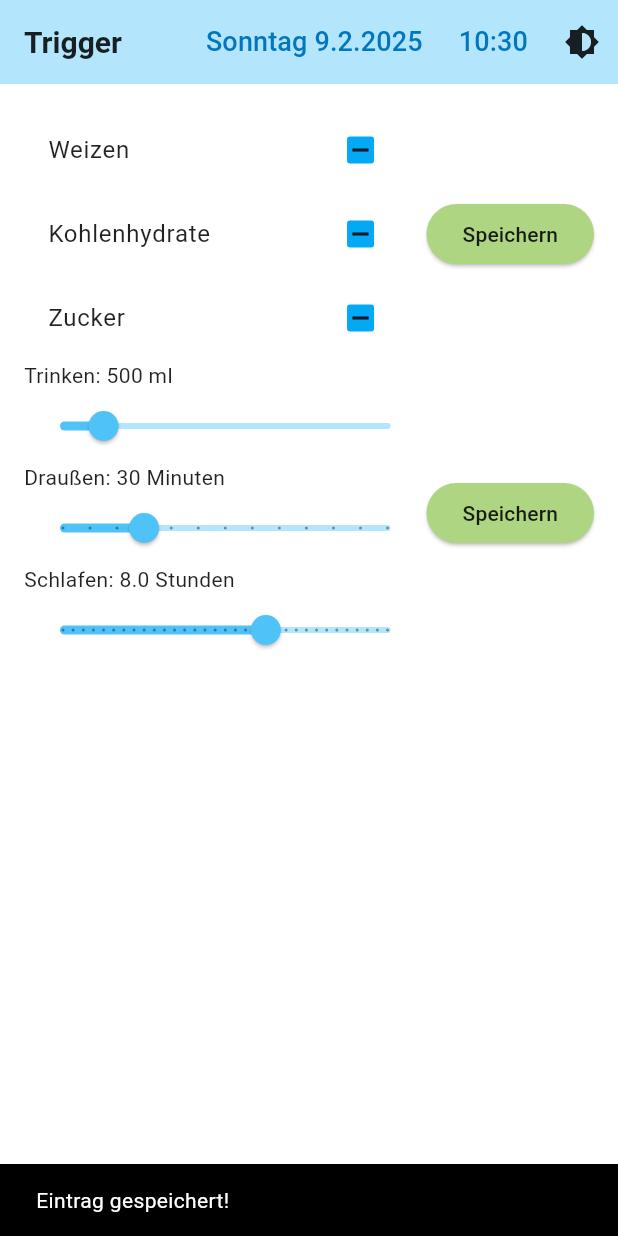
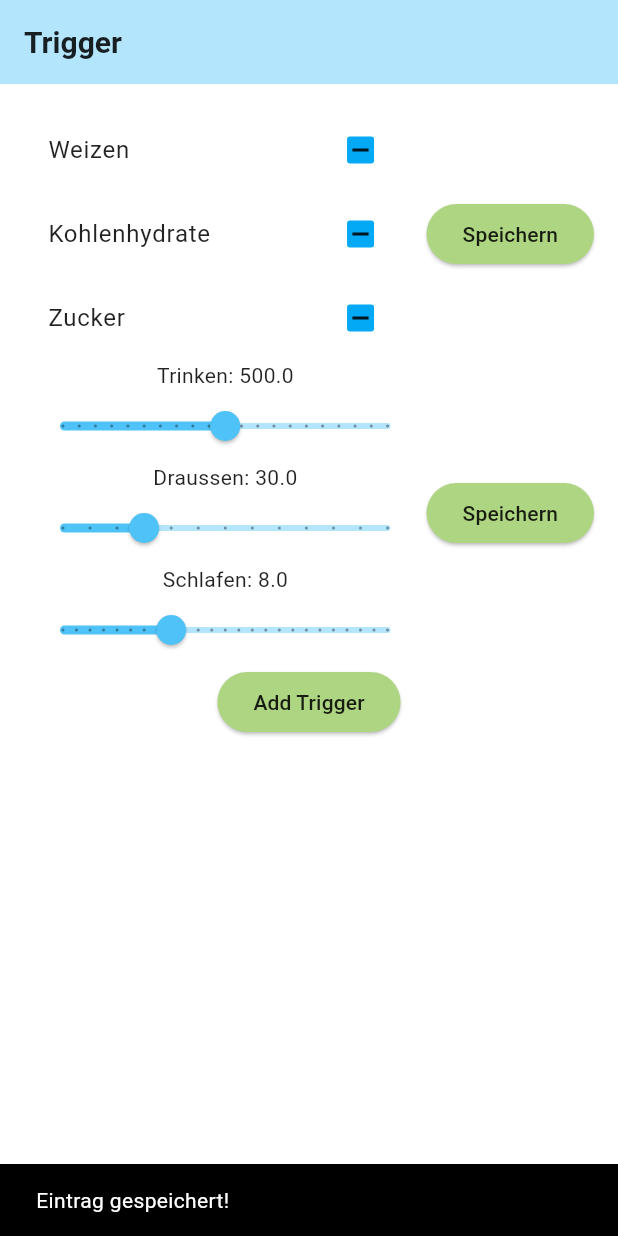
Before and after one commit to d-a-vi-d/habit-tracker, a Flutter app: the screen it shows after launch, after a tap on "Speichern", on a phone screen of 412 x 824 dp. Run offline on Flutter 3.47's test engine with Material 3 defaults, Android fonts, the phone set to English and light mode, and no system bars; our stand-ins replace shared_preferences.

Commit message:
so alles wieder gefixt, als nächstes die punkte bearbeitbar machen

```diff
--- a/lib/screens/trigger_screen.dart
+++ b/lib/screens/trigger_screen.dart
@@ -15,36 +15,37 @@ class TriggerScreen extends StatefulWidget {
 }
 
 class _TriggerScreenState extends State<TriggerScreen> {
-  final List<Map<String, dynamic>> triggers = [
+  final List<Map<String, dynamic>> triggers_short = [
     {"title": "Weizen", "value": null},
     {"title": "Kohlenhydrate", "value": null},
     {"title": "Zucker", "value": null},
   ];
 
-  double drinking = 500;
-  double outdoors = 30;
-  double sleeping = 8;
+  final List<Map<String, dynamic>> triggers_long = [
+    {"title": "Trinken", "value": 500.0, "start": 0.0, "end": 1000.0, "step": 50.0},
+    {"title": "Draussen", "value": 30.0, "start": 0.0, "end": 120.0, "step": 10.0},
+    {"title": "Schlafen", "value": 8.0, "start": 0.0, "end": 24.0, "step": 1.0},
+  ];
 
   DateTime? selectedDateTime = DateTime.now();
   String _getWeekday(DateTime date) {
-    const weekdays = ['Sonntag', 'Montag', 'Dienstag', 'Mittwoch', 'Donnerstag', 'Freitag', 'Samstag'];
+    const weekdays = ['So', 'Mo', 'Di', 'Mi', 'Do', 'Fr', 'Sa'];
     return weekdays[date.weekday % 7]; // % 7 ensures that the index is within the range of the weekdays array
   }
 
-
-
-
-
-  void saveEntry() async {
+  void saveShortTriggers() async {
     final entry = Entry(
-      date: selectedDateTime ?? DateTime.now(),
+      date: DateTime(
+        selectedDateTime?.year ?? DateTime.now().year,
+        selectedDateTime?.month ?? DateTime.now().month,
+        selectedDateTime?.day ?? DateTime.now().day,
+        selectedDateTime?.hour ?? 0,
+        selectedDateTime?.minute ?? 0,
+      ),
       triggers: {
-        "Weizen": triggers[0]["value"],
-        "Kohlenhydrate": triggers[1]["value"],
-        "Zucker": triggers[2]["value"],
-        "Trinken": drinking,
-        "Draussen": outdoors,
-        "Schlafen": sleeping,
+        "Weizen": triggers_short[0]["value"],
+        "Kohlenhydrate": triggers_short[1]["value"],
+        "Zucker": triggers_short[2]["value"],
       },
       symptoms: {},
     );
@@ -54,144 +55,190 @@ class _TriggerScreenState extends State<TriggerScreen> {
     );
   }
 
+  void saveLongTriggers() async {
+    final entry = Entry(
+      date: DateTime(
+        DateTime.now().year,
+        DateTime.now().month,
+        DateTime.now().day,
+      ),
+      triggers: {
+        "Trinken": triggers_long[0]["value"],
+        "Draussen": triggers_long[1]["value"],
+        "Schlafen": triggers_long[2]["value"],
+      },
+      symptoms: {},
+    );
+    await StorageService().saveEntry(entry);
+    ScaffoldMessenger.of(context).showSnackBar(
+      SnackBar(content: Text("Eintrag gespeichert!")),
+    );
+  }
+
+  void _addTrigger() {
+    showDialog(
+      context: context,
+      builder: (BuildContext context) {
+        String newTriggerName = '';
+        String triggerType = 'short';
+        double startValue = 0.0;
+        double endValue = 100.0;
+        double stepValue = 1.0;
+
+        return StatefulBuilder(
+          builder: (context, setState) {
+            return AlertDialog(
+              title: Text('Add Trigger'),
+              content: Column(
+                mainAxisSize: MainAxisSize.min,
+                children: [
+                  DropdownButton<String>(
+                    value: triggerType,
+                    onChanged: (String? newValue) {
+                      setState(() {
+                        triggerType = newValue!;
+                      });
+                    },
+                    items: <String>['short', 'long']
+                        .map<DropdownMenuItem<String>>((String value) {
+                      return DropdownMenuItem<String>(
+                        value: value,
+                        child: Text(value),
+                      );
+                    }).toList(),
+                  ),
+                  TextField(
+                    onChanged: (value) {
+                      newTriggerName = value;
+                    },
+                    decoration: InputDecoration(hintText: "Enter trigger name"),
+                  ),
+                  if (triggerType == 'long') ...[
+                    TextField(
+                      onChanged: (value) {
+                        startValue = double.tryParse(value) ?? 0.0;
+                      },
+                      decoration: InputDecoration(hintText: "Enter start value"),
+                      keyboardType: TextInputType.number,
+                    ),
+                    TextField(
+                      onChanged: (value) {
+                        endValue = double.tryParse(value) ?? 100.0;
+                      },
+                      decoration: InputDecoration(hintText: "Enter end value"),
+                      keyboardType: TextInputType.number,
+                    ),
+                    TextField(
+                      onChanged: (value) {
+                        stepValue = double.tryParse(value) ?? 1.0;
+                      },
+                      decoration: InputDecoration(hintText: "Enter step value"),
+                      keyboardType: TextInputType.number,
+                    ),
+                  ],
+                ],
+              ),
+              actions: [
+                TextButton(
+                  onPressed: () {
+                    Navigator.of(context).pop();
+                  },
+                  child: Text('Cancel'),
+                ),
+                TextButton(
+                  onPressed: () {
+                    setState(() {
+                      if (triggerType == 'short') {
+                        triggers_short.add({'title': newTriggerName, 'value': null});
+                      } else {
+                        triggers_long.add({
+                          'title': newTriggerName,
+                          'value': startValue,
+                          'start': startValue,
+                          'end': endValue,
+                          'step': stepValue,
+                        });
+                      }
+                    });
+                    Navigator.of(context).pop();
+                  },
+                  child: Text('OK'),
+                ),
+              ],
+            );
+          },
+        );
+      },
+    );
+  }
+
   @override
   Widget build(BuildContext context) {
     return Scaffold(
       appBar: AppBar(
         title: Text("Trigger"),
         actions: [
-          Row(
-            mainAxisAlignment: MainAxisAlignment.spaceBetween,
-            children: [
-              TextButton(
-                onPressed: () async {
-                  // Datum auswählen
-                  final DateTime? selectedDate = await showDatePicker(
-                    context: context,
-                    initialDate: selectedDateTime ?? DateTime.now(),
-                    firstDate: DateTime(2000),
-                    lastDate: DateTime(2100),
-                  );
-
-                  if (selectedDate != null) {
-                    setState(() {
-                      selectedDateTime = DateTime(
-                        selectedDate.year,
-                        selectedDate.month,
-                        selectedDate.day,
-                        selectedDateTime?.hour ?? 0,
-                        selectedDateTime?.minute ?? 0,
-                      );
-                    });
-                  }
-                },
-                child: Text(
-                  "${selectedDateTime != null ? "${_getWeekday(selectedDateTime!)} " : ''}"
-                      "${selectedDateTime?.day ?? DateTime.now().day}.${selectedDateTime?.month ?? DateTime.now().month}.${selectedDateTime?.year ?? DateTime.now().year}",
-                  style: TextStyle(fontSize: 18),
-                ),
-              ),
-
-              TextButton(
-                onPressed: () async {
-                  // Uhrzeit auswählen
-                  final TimeOfDay? pickedTime = await showTimePicker(
-                    context: context,
-                    initialTime: TimeOfDay.fromDateTime(selectedDateTime ?? DateTime.now()),
-                  );
-
-                  if (pickedTime != null) {
-                    setState(() {
-                      selectedDateTime = DateTime(
-                        selectedDateTime?.year ?? DateTime.now().year,
-                        selectedDateTime?.month ?? DateTime.now().month,
-                        selectedDateTime?.day ?? DateTime.now().day,
-                        pickedTime.hour,
-                        pickedTime.minute,
-                      );
-                    });
-                  }
-                },
-                child: Text(
-                  "${selectedDateTime?.hour ?? DateTime.now().hour}:${selectedDateTime?.minute ?? DateTime.now().minute}",
-                  style: TextStyle(fontSize: 18),
-                ),
-              ),
-              IconButton(
-                icon: Icon(Icons.brightness_6),
-                onPressed: widget.toggleThemeMode,
-              ),
-            ],
-          ),
+          // Date and time pickers
         ],
       ),
       body: SingleChildScrollView(
         padding: const EdgeInsets.all(16.0),
-        child:
-          Column(
+        child: Column(
           children: [
+            // Short triggers
             Row(
               mainAxisAlignment: MainAxisAlignment.spaceBetween,
               children: [
                 Expanded(
                   child: CheckboxList(
-                      items: triggers.map((item) {
+                    items: triggers_short.map((item) {
                       return {
-                          "title": item["title"] ?? "Unknown", // Provide a default value if title is null
-                          "value": item["value"] // Ensure value can be null
+                        "title": item["title"] ?? "Unknown",
+                        "value": item["value"]
                       };
                     }).toList(),
                     onChanged: (index, value) {
                       setState(() {
-                          triggers[index]["value"] = value;
+                        triggers_short[index]["value"] = value;
                       });
                     },
                   ),
                 ),
                 ElevatedButton(
-                    onPressed: saveEntry,
+                  onPressed: saveShortTriggers,
                   child: Text("Speichern"),
                 ),
               ],
             ),
+            // Long triggers
             Row(
               mainAxisAlignment: MainAxisAlignment.spaceBetween,
               children: [
                 Expanded(
                   child: Column(
                     children: [
-                        SliderWidget(
-                          value: drinking,
-                          min: 0,
-                          max: 4000,
-                          divisions: 40,
-                          label: "Trinken: ${drinking.toInt()} ml",
-                          onChanged: (value) => setState(() => drinking = value),
-                        ),
-                        SliderWidget(
-                          value: outdoors,
-                          min: 0,
-                          max: 120,
-                          divisions: 12,
-                          label: "Draußen: ${outdoors.toInt()} Minuten",
-                          onChanged: (value) => setState(() => outdoors = value),
-                        ),
-                        SliderWidget(
-                          value: sleeping,
-                          min: 3,
-                          max: 11,
-                          divisions: 32,
-                          label: "Schlafen: ${sleeping.toStringAsFixed(1)} Stunden",
-                          onChanged: (value) => setState(() => sleeping = value),
-                        ),
+                      ...triggers_long.map((item) {
+                        return SliderWidget(
+                          value: item['value'] ?? item['start'],
+                          min: item['start'],
+                          max: item['end'],
+                          divisions: ((item['end'] - item['start']) / item['step']).round(),
+                          label: "${item['title']}: ${item['value']?.toStringAsFixed(1) ?? item['start'].toStringAsFixed(1)}",
+                          onChanged: (value) => setState(() => item['value'] = value),
+                        );
+                      }).toList(),
                     ],
                   ),
                 ),
                 ElevatedButton(
-                    onPressed: saveEntry,
+                  onPressed: saveLongTriggers,
                   child: Text("Speichern"),
                 ),
               ],
+            ),
+            ElevatedButton(
+              onPressed: _addTrigger,
+              child: Text("Add Trigger"),
             ),
           ],
         ),
--- a/lib/widgets/checkbox_list.dart
+++ b/lib/widgets/checkbox_list.dart
@@ -4,22 +4,28 @@ class CheckboxList extends StatelessWidget {
   final List<Map<String, dynamic>> items;
   final Function(int, bool?) onChanged;
 
-  const CheckboxList({super.key, required this.items, required this.onChanged});
+  const CheckboxList({
+    Key? key,
+    required this.items,
+    required this.onChanged,
+  }) : super(key: key);
 
   @override
   Widget build(BuildContext context) {
-    return Column(
-      children: items.map((item) {
-        int index = items.indexOf(item);
+    return ListView.builder(
+      shrinkWrap: true,
+      itemCount: items.length,
+      itemBuilder: (context, index) {
+        print(items[index]);
         return CheckboxListTile(
+          title: Text(items[index]['title'] ?? ''),
+          value: items[index]['value'],
           tristate: true,
-          title: Text(item['name'] ?? item['title'] ?? 'Unknown'),
-          value: item['value'],
           onChanged: (bool? value) {
             onChanged(index, value);
           },
         );
-      }).toList(),
+      },
     );
   }
 }
--- a/lib/widgets/slider_widget.dart
+++ b/lib/widgets/slider_widget.dart
@@ -6,21 +6,21 @@ class SliderWidget extends StatelessWidget {
   final double max;
   final int divisions;
   final String label;
-  final Function(double value) onChanged;
+  final ValueChanged<double> onChanged;
 
-  const SliderWidget({super.key,
+  const SliderWidget({
+    Key? key,
     required this.value,
     required this.min,
     required this.max,
     required this.divisions,
     required this.label,
     required this.onChanged,
-  });
+  }) : super(key: key);
 
   @override
   Widget build(BuildContext context) {
     return Column(
-      crossAxisAlignment: CrossAxisAlignment.start,
       children: [
         Text(label),
         Slider(
```
Also changed, not shown: lib/screens/symptom_screen.dart (+57 -10 lines). Lines whose indentation alone changed are shown as unchanged.
